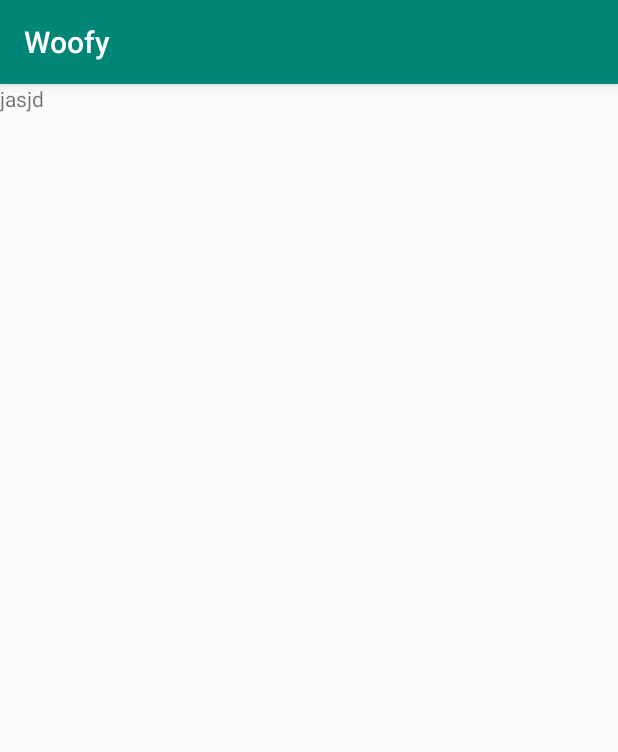
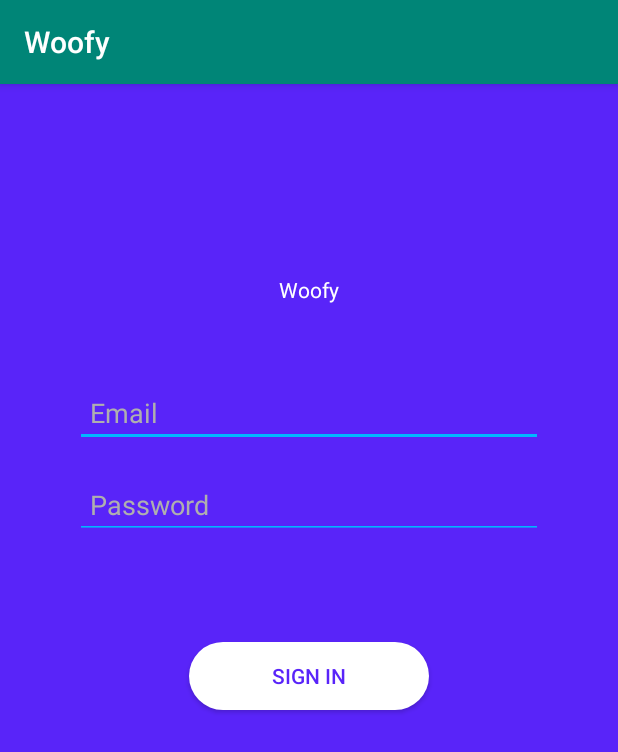
Before and after one commit to PapinPar/Woofy, an Android app: the LoginActivity screen opened directly, with no data from a screen before it, on a phone screen of 412 x 824 dp. Shown: the top 752 px of the screen. Run offline under Robolectric (Android 15) with nearby library versions, the phone set to English and light mode, and no system bars.

Commit message:
added login screen with logi API

```diff
--- a/app/src/main/java/com/woofy/core/WoofApplication.kt
+++ b/app/src/main/java/com/woofy/core/WoofApplication.kt
@@ -9,7 +9,7 @@ class WoofApplication : Application() {
         lateinit var instance: WoofApplication
     }
 
-    private lateinit var netManager: RestAPI
+    internal lateinit var netManager: RestAPI
 
     override fun onCreate() {
         super.onCreate()
--- a/app/src/main/java/com/woofy/ui/activity/login/LoginPresenter.kt
+++ b/app/src/main/java/com/woofy/ui/activity/login/LoginPresenter.kt
@@ -3,5 +3,5 @@ package com.woofy.ui.activity.login
 import com.woofy.ui.base.activ.BasePresenter
 
 interface LoginPresenter : BasePresenter<LoginView> {
-
+    fun signIn(email: String, password: String)
 }
--- a/app/src/main/java/com/woofy/ui/base/BaseAlertDialog.kt
+++ b/app/src/main/java/com/woofy/ui/base/BaseAlertDialog.kt
@@ -61,7 +61,7 @@ abstract class BaseAlertDialog : android.app.AlertDialog {
             alertDialog.setOnShowListener {
                 val color = ResourcesCompat.getColor(
                     context.resources,
-                    if (buttonColor == -1) R.color.colorAccent else buttonColor,
+                    if (buttonColor == -1) R.color.mainBlue else buttonColor,
                     context.theme
                 )
                 var button: Button?
--- a/app/src/main/java/com/woofy/ui/base/activ/BaseActivity.kt
+++ b/app/src/main/java/com/woofy/ui/base/activ/BaseActivity.kt
@@ -88,7 +88,7 @@ abstract class BaseActivity<T : BasePresenter<V>, V : BaseView> : AppCompatActiv
     }
 
     private fun buildAlertDialog(message: String, isNeedNegativeButton: Boolean) {
-        val builder = BaseAlertDialog.Builder(this, R.color.colorAccent)
+        val builder = BaseAlertDialog.Builder(this, R.color.mainBlue)
             .setMessage(message)
             .setPositiveButton(getString(R.string.ok)) { dialog, _ ->
                 dialog.dismiss()
--- a/app/src/main/java/com/woofy/ui/base/frag/BaseFragment.kt
+++ b/app/src/main/java/com/woofy/ui/base/frag/BaseFragment.kt
@@ -52,7 +52,7 @@ abstract class BaseFragment<T : BaseFragmentPresenter<V>, V : BaseFragmentView>
 
     private fun buildAlertDialog(message: String, isNeedNegativeButton: Boolean) {
         if (activity != null) {
-            val builder = BaseAlertDialog.Builder(activity!!, R.color.colorAccent)
+            val builder = BaseAlertDialog.Builder(activity!!, R.color.mainBlue)
                 .setMessage(message)
                 .setPositiveButton(getString(R.string.ok)) { dialog, _ ->
                     dialog.dismiss()
--- /dev/null
+++ b/app/src/main/java/com/woofy/utils/Const.kt
@@ -0,0 +1,3 @@
+package com.woofy.utils
+
+val TAG = "WOOF_APPLICATION"
--- /dev/null
+++ b/app/src/main/res/drawable/submit_btn.xml
@@ -0,0 +1,12 @@
+<?xml version="1.0" encoding="utf-8"?>
+<shape xmlns:android="http://schemas.android.com/apk/res/android"
+       android:shape="rectangle">
+    <corners android:radius="25dp"/>
+
+    <size
+            android:width="160dp"
+            android:height="50dp"/>
+
+    <solid android:color="@color/white"/>
+
+</shape>
--- a/app/src/main/res/layout/activity_login.xml
+++ b/app/src/main/res/layout/activity_login.xml
@@ -1,12 +1,88 @@
 <?xml version="1.0" encoding="utf-8"?>
 <android.support.constraint.ConstraintLayout
         xmlns:android="http://schemas.android.com/apk/res/android"
+        xmlns:app="http://schemas.android.com/apk/res-auto"
+        xmlns:tools="http://schemas.android.com/tools"
         android:layout_width="match_parent"
+        android:background="@color/mainBlue"
+        tools:ignore="RtlSymmetry"
         android:layout_height="match_parent">
 
     <TextView
-            android:text="jasjd"
-            android:layout_width="match_parent"
-            android:layout_height="match_parent"/>
+            android:text="Woofy"
+            android:id="@+id/tvLogo"
+            android:textColor="@color/white"
+            android:layout_width="wrap_content"
+            android:layout_height="wrap_content"
+            app:layout_constraintTop_toTopOf="parent"
+            app:layout_constraintStart_toStartOf="parent"
+            app:layout_constraintEnd_toEndOf="parent"
+            app:layout_constraintBottom_toBottomOf="parent"
+            app:layout_constraintVertical_bias="0.17"/>
+
+    <EditText
+            android:id="@+id/etEmail"
+            android:layout_width="0dp"
+            android:layout_height="wrap_content"
+            app:layout_constraintTop_toBottomOf="@+id/tvLogo"
+            app:layout_constraintStart_toStartOf="parent"
+            app:layout_constraintEnd_toEndOf="parent"
+            android:imeOptions="actionNext"
+            android:hint="@string/email"
+            android:textColorHint="@color/hintWhite"
+            android:maxLines="1"
+            android:layout_marginLeft="50dp"
+            android:paddingLeft="10dp"
+            android:layout_marginStart="50dp"
+            android:textColor="@color/white"
+            app:backgroundTint="@color/highlightedBlue"
+            android:layout_marginRight="50dp"
+            android:layout_marginEnd="50dp"
+            android:paddingStart="10dp"
+            android:layout_marginTop="50dp"
+            android:importantForAutofill="no"
+            android:inputType="textEmailAddress"/>
+
+    <EditText
+            android:id="@+id/etPassword"
+            android:layout_width="0dp"
+            android:layout_height="wrap_content"
+            app:layout_constraintTop_toBottomOf="@+id/etEmail"
+            app:backgroundTint="@color/highlightedBlue"
+            app:layout_constraintStart_toStartOf="parent"
+            android:textColor="@color/white"
+            app:layout_constraintEnd_toEndOf="parent"
+            android:hint="@string/password"
+            android:textColorHint="@color/hintWhite"
+            android:layout_marginLeft="50dp"
+            android:paddingLeft="10dp"
+            android:imeOptions="actionDone"
+            android:layout_marginStart="50dp"
+            android:inputType="textPassword"
+            android:layout_marginRight="50dp"
+            android:importantForAutofill="no"
+            android:layout_marginEnd="50dp"
+            android:paddingStart="10dp"
+            android:layout_marginTop="16dp"
+            app:layout_constraintHorizontal_bias="0.0"/>
+
+    <Button
+            android:text="@string/sign_in"
+            android:id="@+id/btnSignIn"
+            android:layout_width="wrap_content"
+            android:layout_height="45dp"
+            android:layout_marginTop="8dp"
+            app:layout_constraintTop_toBottomOf="@+id/etPassword"
+            android:background="@drawable/submit_btn"
+            android:textColor="@color/mainBlue"
+            app:layout_constraintStart_toStartOf="parent"
+            android:layout_marginLeft="8dp"
+            android:layout_marginStart="8dp"
+            app:layout_constraintEnd_toEndOf="parent"
+            android:layout_marginEnd="8dp"
+            android:layout_marginRight="8dp"
+            android:layout_marginBottom="8dp"
+            app:layout_constraintBottom_toBottomOf="parent"
+            app:layout_constraintVertical_bias="0.15"/>
 
 </android.support.constraint.ConstraintLayout>
--- a/app/src/main/res/values/colors.xml
+++ b/app/src/main/res/values/colors.xml
@@ -3,4 +3,9 @@
     <color name="colorPrimary">#008577</color>
     <color name="colorPrimaryDark">#00574B</color>
     <color name="colorAccent">#D81B60</color>
+    <color name="mainBlue">#5924F9</color>
+    <color name="highlightedBlue">#00B7FF</color>
+    <color name="white">#FFFFFF</color>
+    <color name="hintWhite">#AFAFAF</color>
+
 </resources>
--- a/app/src/main/res/values/strings.xml
+++ b/app/src/main/res/values/strings.xml
@@ -4,4 +4,7 @@
     <string name="cancel">cancel</string>
     <string name="no_internet_message">There is no Internet connection. Please check your connection and try again.
     </string>
+    <string name="email">Email</string>
+    <string name="password">Password</string>
+    <string name="sign_in">Sign In</string>
 </resources>
```
Also changed, not shown: app/src/main/java/com/woofy/net/ApiManager.kt (+10 -1 lines), app/src/main/java/com/woofy/net/RestAPI.kt (+8 -0 lines), app/src/main/java/com/woofy/net/model/LoginRequest.kt (added, +8 -0 lines), app/src/main/java/com/woofy/net/model/LoginResponse.kt (added, +9 -0 lines), app/src/main/java/com/woofy/ui/activity/login/LoginActivity.kt (+16 -0 lines), app/src/main/java/com/woofy/ui/activity/login/LoginPresenterImpl.kt (+14 -0 lines), app/src/main/java/com/woofy/ui/base/ErrorModel.kt (added, +32 -0 lines), app/src/main/java/com/woofy/ui/base/activ/BasePresenterImpl.kt (+12 -9 lines), app/src/main/java/com/woofy/ui/base/frag/BaseFragmentPresenterImpl.kt (+14 -11 lines), app/src/main/java/com/woofy/utils/Extenstion.kt (added, +7 -0 lines).
